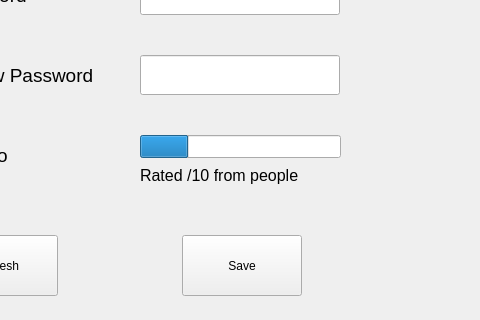
First picture: the form in aboutmewidget.ui, repository zrd96/restaurant, before the edit; both pictures show x 450 to 930 and y 375 to 695 of the 1200 by 850 pixel window.
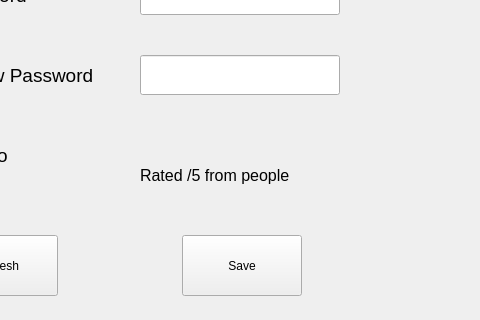
Second picture: the form after the edit.

Patch:
```diff
--- a/aboutmewidget.ui
+++ b/aboutmewidget.ui
@@ -223,22 +223,6 @@
     <string>My Rate Info</string>
    </property>
   </widget>
-  <widget class="QProgressBar" name="rateProgressBar">
-   <property name="geometry">
-    <rect>
-     <x>590</x>
-     <y>510</y>
-     <width>201</width>
-     <height>23</height>
-    </rect>
-   </property>
-   <property name="value">
-    <number>24</number>
-   </property>
-   <property name="format">
-    <string/>
-   </property>
-  </widget>
   <widget class="QLabel" name="rateInfo">
    <property name="geometry">
     <rect>
@@ -254,7 +238,7 @@
     </font>
    </property>
    <property name="text">
-    <string>Rated /10 from people</string>
+    <string>Rated /5 from people</string>
    </property>
   </widget>
   <widget class="QLabel" name="label_8">
```
